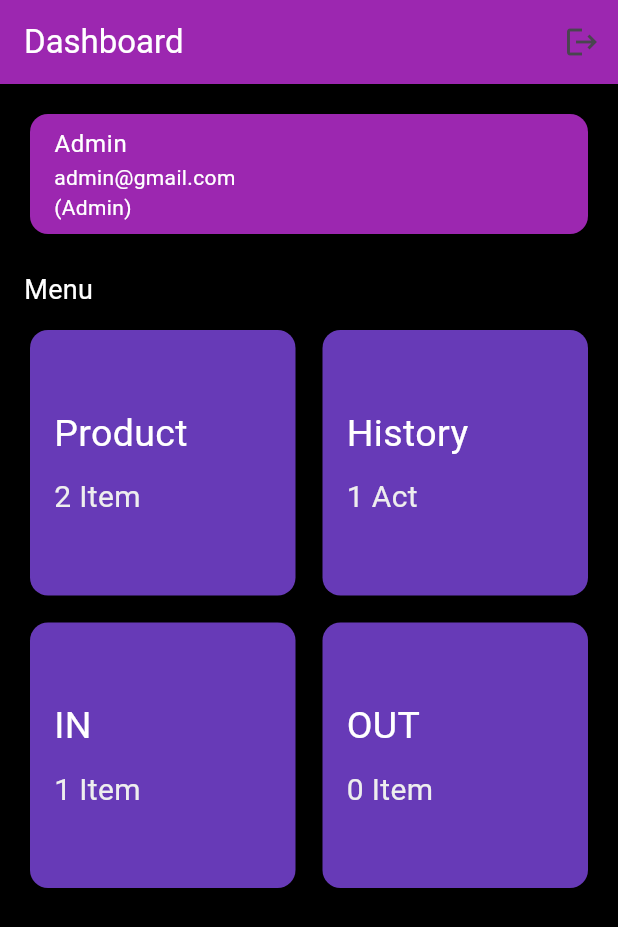
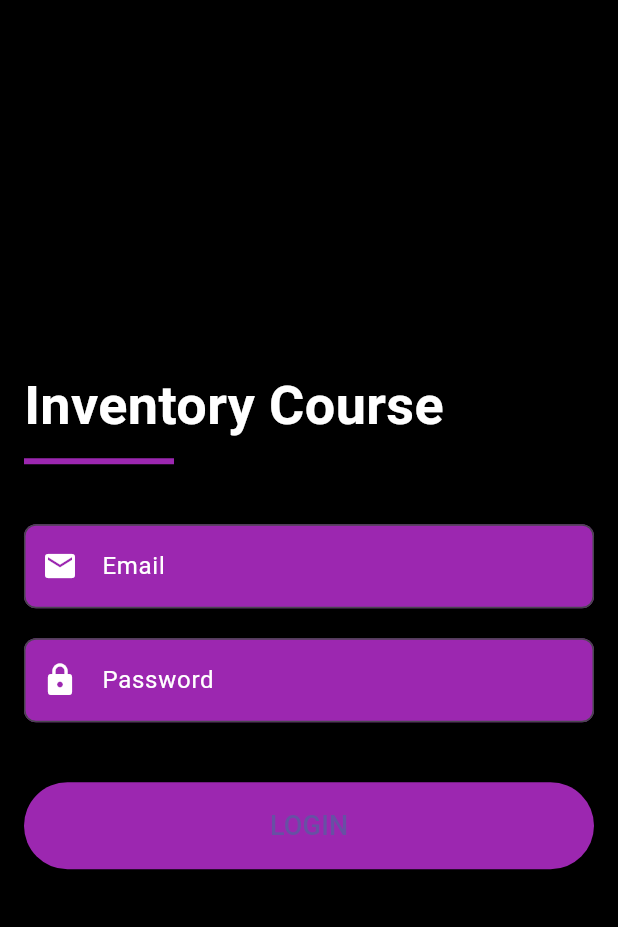
Before and after one commit to g4l3win/inventori, a Flutter app: the DashboardPage screen opened directly, after a tap on the "logout" icon, on a phone screen of 412 x 824 dp. Shown: the top 927 px of the screen. Run offline on Flutter 3.47's test engine with Material 3 defaults, Android fonts, the phone set to English and light mode, and no system bars.

Commit message:
Tambah login page sama addpro

```diff
--- a/lib/Screens/dashboard_page.dart
+++ b/lib/Screens/dashboard_page.dart
@@ -1,5 +1,6 @@
 import 'package:flutter/material.dart';
 import 'product_page.dart';
+import 'login_page.dart';
 
 class DashboardPage extends StatelessWidget {
   @override
@@ -13,7 +14,12 @@ class DashboardPage extends StatelessWidget {
           IconButton(
             icon: Icon(Icons.logout),
             onPressed: () {
-              // Tambahkan fungsi refresh
+              // Navigasi ke halaman login dan hapus riwayat halaman sebelumnya
+              Navigator.pushAndRemoveUntil(
+                context,
+                MaterialPageRoute(builder: (context) => LoginPage()),
+                    (Route<dynamic> route) => false,  // Menghapus semua halaman sebelumnya
+              );
             },
           )
         ],
--- /dev/null
+++ b/lib/Screens/login_page.dart
@@ -0,0 +1,94 @@
+import 'package:flutter/material.dart';
+import 'dashboard_page.dart';
+
+class LoginPage extends StatelessWidget {
+  final _formKey = GlobalKey<FormState>();
+
+  @override
+  Widget build(BuildContext context) {
+    return Scaffold(
+      backgroundColor: Colors.black, // Latar belakang hitam
+      body: Padding(
+        padding: const EdgeInsets.all(16.0),
+        child: Form(
+          key: _formKey,
+          child: Column(
+            crossAxisAlignment: CrossAxisAlignment.start,
+            mainAxisAlignment: MainAxisAlignment.center, // Pusatkan isi di tengah vertikal
+            children: [
+              // Judul
+              Text(
+                'Inventory Course',
+                style: TextStyle(
+                  color: Colors.white,
+                  fontSize: 36,
+                  fontWeight: FontWeight.bold,
+                ),
+              ),
+              SizedBox(height: 10),
+              Container(
+                width: 100,
+                height: 4,
+                color: Colors.purple, // Garis bawah ungu
+              ),
+              SizedBox(height: 40),
+
+              // Input Email
+              TextFormField(
+                decoration: InputDecoration(
+                  prefixIcon: Icon(Icons.email, color: Colors.white),
+                  labelText: 'Email',
+                  labelStyle: TextStyle(color: Colors.white),
+                  filled: true,
+                  fillColor: Colors.purple,
+                  border: OutlineInputBorder(
+                    borderRadius: BorderRadius.circular(8),
+                  ),
+                ),
+                style: TextStyle(color: Colors.white),
+              ),
+              SizedBox(height: 20),
+
+              // Input Password
+              TextFormField(
+                obscureText: true,
+                decoration: InputDecoration(
+                  prefixIcon: Icon(Icons.lock, color: Colors.white),
+                  labelText: 'Password',
+                  labelStyle: TextStyle(color: Colors.white),
+                  filled: true,
+                  fillColor: Colors.purple,
+                  border: OutlineInputBorder(
+                    borderRadius: BorderRadius.circular(8),
+                  ),
+                ),
+                style: TextStyle(color: Colors.white),
+              ),
+              SizedBox(height: 40),
+
+              // Tombol Login
+              SizedBox(
+                width: double.infinity,
+                child: ElevatedButton(
+                  onPressed: () {
+                    Navigator.push(context,
+                        MaterialPageRoute(builder: (context)=>DashboardPage())
+                    );// Aksi saat tombol login ditekan
+                  },
+                  style: ElevatedButton.styleFrom(
+                    backgroundColor: Colors.purple, // Warna tombol ungu
+                    padding: EdgeInsets.symmetric(vertical: 16),
+                  ),
+                  child: Text(
+                    'LOGIN',
+                    style: TextStyle(fontSize: 18),
+                  ),
+                ),
+              ),
+            ],
+          ),
+        ),
+      ),
+    );
+  }
+}
--- a/lib/main.dart
+++ b/lib/main.dart
@@ -1,5 +1,5 @@
 import 'package:flutter/material.dart';
-import 'Screens/dashboard_page.dart'; // Import halaman Dashboard
+import 'Screens/login_page.dart';
 void main() {
   runApp(MyApp());
 }
@@ -13,7 +13,7 @@ class MyApp extends StatelessWidget {
         primarySwatch: Colors.purple, // Tema warna utama
         visualDensity: VisualDensity.adaptivePlatformDensity,
       ),
-      home: DashboardPage(), // Halaman pertama yang ditampilkan
+      home: LoginPage(), // Halaman pertama yang ditampilkan
     );
   }
 }
```
Also changed, not shown: lib/Screens/addproduct_page.dart (added, +118 -0 lines), lib/Screens/product_page.dart (+6 -1 lines).
